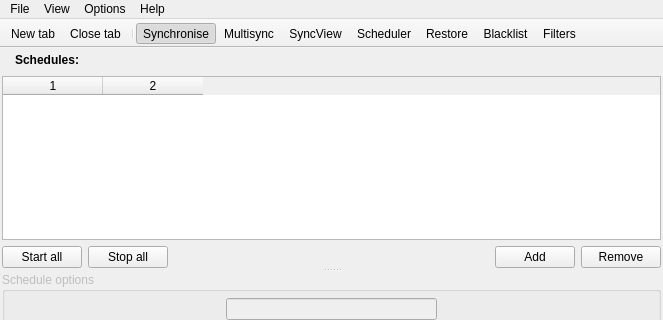
Old version of the form main_window.ui in the repository henrik-w/Synkron; both pictures show x 0 to 663 and y 0 to 320 of the 663 by 615 pixel window.
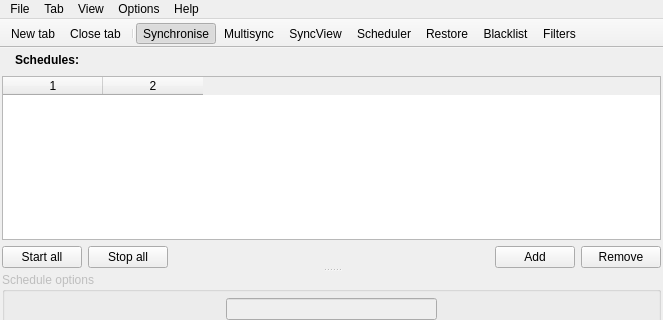
New version of the form. The open tabs and pages were chosen to show the change. Icons and pictures are not drawn. Custom widgets are drawn as their Qt base class.

Commit message: added French translation, new options in the menu "Tab"

Patch:
```diff
--- a/main_window.ui
+++ b/main_window.ui
@@ -1284,7 +1284,7 @@
      <x>0</x>
      <y>0</y>
      <width>663</width>
-     <height>22</height>
+     <height>21</height>
     </rect>
    </property>
    <widget class="QMenu" name="menuFile" >
@@ -1328,7 +1328,21 @@
     <addaction name="separator" />
     <addaction name="actionChange_language" />
    </widget>
+   <widget class="QMenu" name="menuTab" >
+    <property name="title" >
+     <string>Tab</string>
+    </property>
+    <addaction name="actionNew_sync" />
+    <addaction name="actionClose_sync" />
+    <addaction name="separator" />
+    <addaction name="actionLoad_tab" />
+    <addaction name="actionSave_tab" />
+    <addaction name="actionSave_tab_as" />
+    <addaction name="separator" />
+    <addaction name="actionSave_log" />
+   </widget>
    <addaction name="menuFile" />
+   <addaction name="menuTab" />
    <addaction name="menuView" />
    <addaction name="menuOptions" />
    <addaction name="menuHelp" />
```
Left out of the diff: 137 changed lines with no effect on the pictures. The commit also changes 18 other files.
